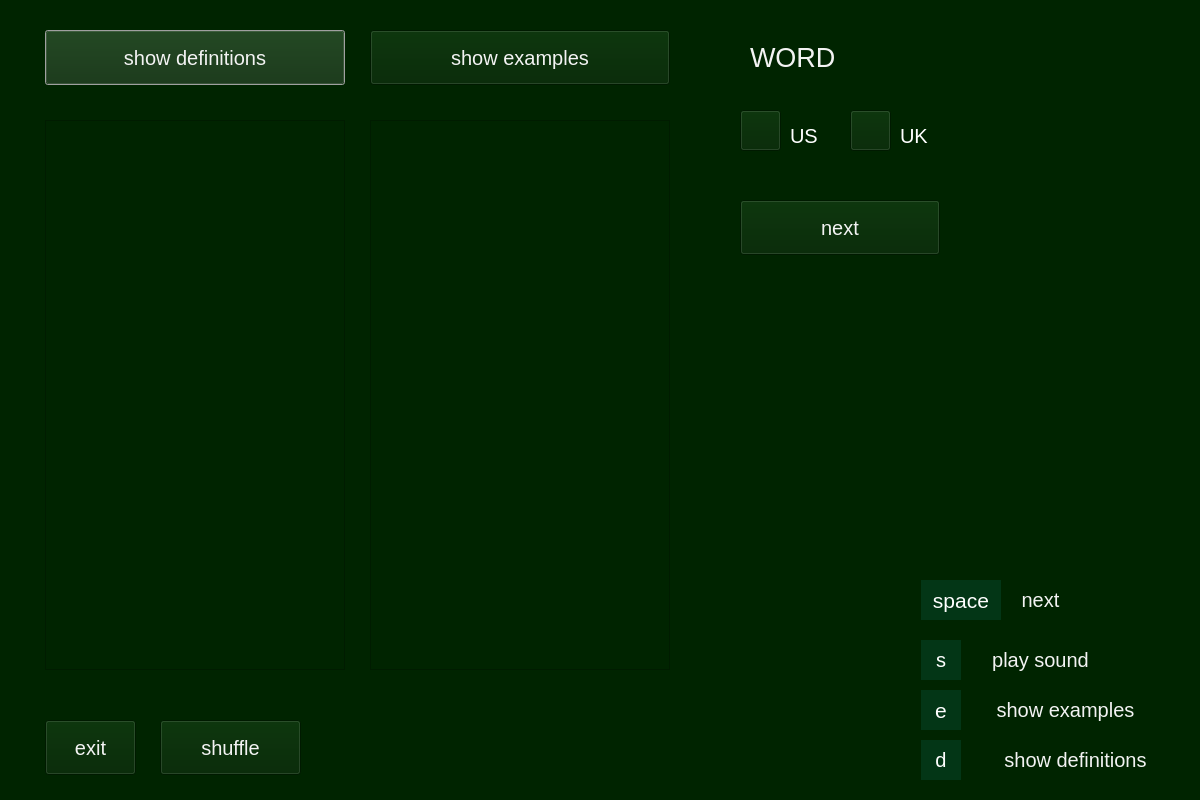
Qt form WindowsGraphics/RevisionModeWindow.ui (Skripkon/App-for-learning-English-LANGOD) before a commit.
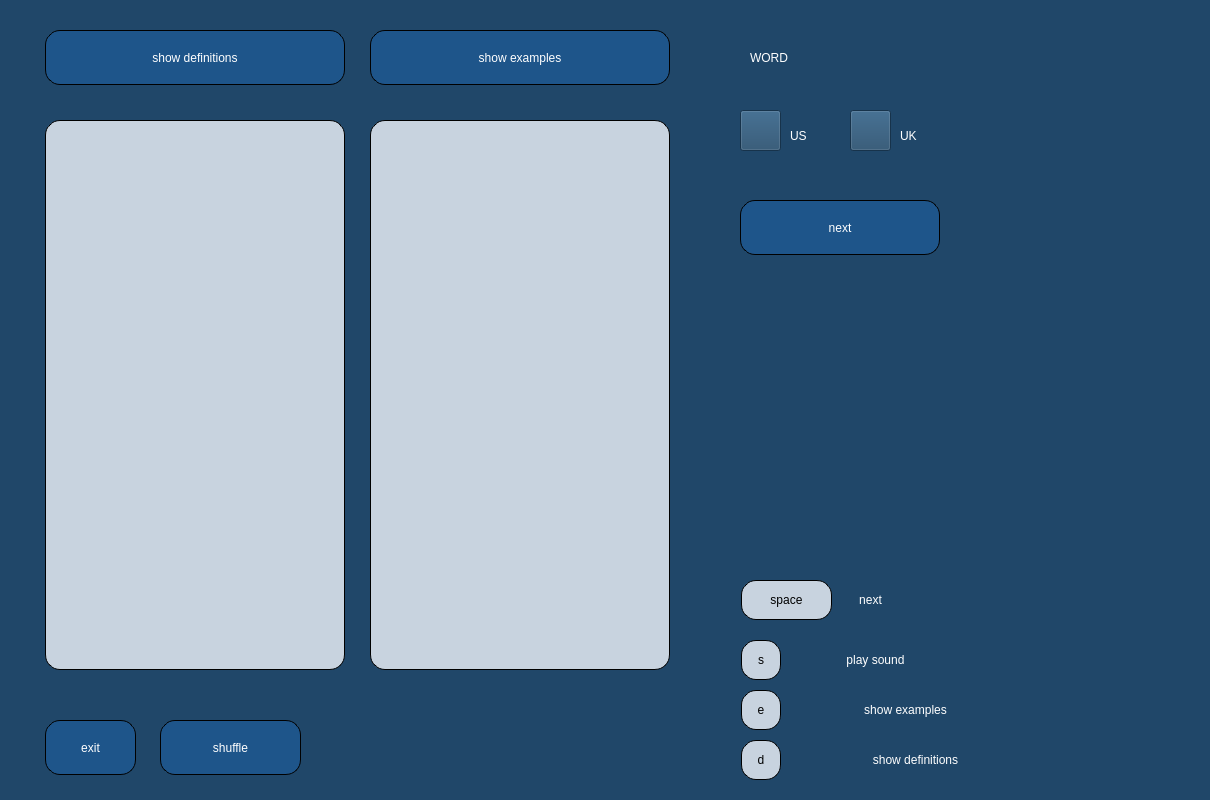
The same form after that commit. Icons and pictures are not drawn.

```diff
--- a/WindowsGraphics/RevisionModeWindow.ui
+++ b/WindowsGraphics/RevisionModeWindow.ui
@@ -6,7 +6,7 @@
    <rect>
     <x>0</x>
     <y>0</y>
-    <width>1200</width>
+    <width>1210</width>
     <height>800</height>
    </rect>
   </property>
@@ -14,7 +14,7 @@
    <string>Dialog</string>
   </property>
   <property name="styleSheet">
-   <string notr="true">background-color: rgb(0, 36, 0);
+   <string notr="true">background-color: rgb(32, 71, 105);
 border-color: rgb(255, 255, 255);</string>
   </property>
   <widget class="QPushButton" name="show_definitions_button">
@@ -27,11 +27,15 @@
     </rect>
    </property>
    <property name="styleSheet">
-    <string notr="true">color:rgb(255, 0, 255);
-font-size:15pt; 
-color:rgb(243, 243, 243);
+    <string notr="true">background-color:rgb(30, 85, 138);
+font: 19pt &quot;Yrsa&quot;;
+color:white;
 selection-background-color: rgb(255, 255, 255);
-</string>
+border-style: outset;
+border-width: 1px;
+border-radius: 15px;
+border-color: black;
+padding: 4px;</string>
    </property>
    <property name="text">
     <string>show definitions</string>
@@ -50,10 +54,8 @@
     <enum>Qt::LeftToRight</enum>
    </property>
    <property name="styleSheet">
-    <string notr="true">color:rgb(255, 0, 255);
-font-size:20pt; 
-color:rgb(243, 243, 243);
-</string>
+    <string notr="true">color: rgb(255, 255, 255);
+font: 25pt &quot;Yrsa&quot;;</string>
    </property>
    <property name="text">
     <string>WORD</string>
@@ -69,11 +71,15 @@
     </rect>
    </property>
    <property name="styleSheet">
-    <string notr="true">color:rgb(255, 0, 255);
-font-size:15pt; 
-color:rgb(243, 243, 243);
+    <string notr="true">background-color:rgb(30, 85, 138);
+font: 19pt &quot;Yrsa&quot;;
+color:white;
 selection-background-color: rgb(255, 255, 255);
-</string>
+border-style: outset;
+border-width: 1px;
+border-radius: 15px;
+border-color: black;
+padding: 4px;</string>
    </property>
    <property name="text">
     <string>show examples</string>
@@ -89,11 +95,16 @@
     </rect>
    </property>
    <property name="styleSheet">
-    <string notr="true">border-color: rgb(255, 255, 255);
-font-size:14pt; color:rgb(243, 243, 243);
+    <string notr="true">background-color:rgb(200, 211, 223);
+font: 17pt &quot;Yrsa&quot;;
+color:black;
 selection-background-color: rgb(255, 255, 255);
-selection-color: rgb(46, 194, 126);
-</string>
+border-style: outset;
+border-width: 1px;
+border-radius: 15px;
+border-color: black;
+padding: 4px;
+selection-color: rgb(101, 145, 232);</string>
    </property>
   </widget>
   <widget class="QTextEdit" name="examples_text">
@@ -106,11 +117,16 @@
     </rect>
    </property>
    <property name="styleSheet">
-    <string notr="true">border-color: rgb(255, 255, 255);
-font-size:14pt; color:rgb(243, 243, 243);
+    <string notr="true">background-color:rgb(200, 211, 223);
+font: 17pt &quot;Yrsa&quot;;
+color:black;
 selection-background-color: rgb(255, 255, 255);
-selection-color: rgb(46, 194, 126);
-</string>
+border-style: outset;
+border-width: 1px;
+border-radius: 15px;
+border-color: black;
+padding: 4px;
+selection-color: rgb(101, 145, 232);</string>
    </property>
   </widget>
   <widget class="QPushButton" name="shuffle_button">
@@ -123,11 +139,15 @@
     </rect>
    </property>
    <property name="styleSheet">
-    <string notr="true">color:rgb(255, 0, 255);
-font-size:15pt; 
-color:rgb(243, 243, 243);
+    <string notr="true">background-color:rgb(30, 85, 138);
+font: 19pt &quot;Yrsa&quot;;
+color:white;
 selection-background-color: rgb(255, 255, 255);
-</string>
+border-style: outset;
+border-width: 1px;
+border-radius: 15px;
+border-color: black;
+padding: 4px;</string>
    </property>
    <property name="text">
     <string>shuffle</string>
@@ -143,11 +163,15 @@
     </rect>
    </property>
    <property name="styleSheet">
-    <string notr="true">color:rgb(255, 0, 255);
-font-size:15pt; 
-color:rgb(243, 243, 243);
+    <string notr="true">background-color:rgb(30, 85, 138);
+font: 19pt &quot;Yrsa&quot;;
+color:white;
 selection-background-color: rgb(255, 255, 255);
-</string>
+border-style: outset;
+border-width: 1px;
+border-radius: 15px;
+border-color: black;
+padding: 4px;</string>
    </property>
    <property name="text">
     <string>next</string>
@@ -196,7 +220,7 @@
    </property>
    <property name="styleSheet">
     <string notr="true">color: rgb(255, 255, 255);
-font: 15pt;</string>
+font: 21pt &quot;Yrsa&quot;;</string>
    </property>
    <property name="text">
     <string>UK</string>
@@ -207,13 +231,13 @@
     <rect>
      <x>790</x>
      <y>120</y>
-     <width>31</width>
+     <width>41</width>
      <height>31</height>
     </rect>
    </property>
    <property name="styleSheet">
     <string notr="true">color: rgb(255, 255, 255);
-font: 15pt;</string>
+font: 21pt &quot;Yrsa&quot;;</string>
    </property>
    <property name="text">
     <string>US</string>
@@ -253,7 +277,7 @@
   <widget class="QLabel" name="button_e">
    <property name="geometry">
     <rect>
-     <x>921</x>
+     <x>741</x>
      <y>690</y>
      <width>40</width>
      <height>40</height>
@@ -263,9 +287,16 @@
     <enum>Qt::LeftToRight</enum>
    </property>
    <property name="styleSheet">
-    <string notr="true">color: rgb(255, 255, 255);
-background-color: rgb(3, 54, 22);
-font: 16pt;</string>
+    <string notr="true">background-color:rgb(200, 211, 223);
+font: 19pt &quot;Yrsa&quot;;
+color:black;
+selection-background-color: rgb(255, 255, 255);
+border-style: outset;
+border-width: 1px;
+border-radius: 15px;
+border-color: black;
+padding: 4px;
+selection-color: rgb(101, 145, 232);</string>
    </property>
    <property name="text">
     <string>e</string>
@@ -277,7 +308,7 @@
   <widget class="QLabel" name="button_d">
    <property name="geometry">
     <rect>
-     <x>921</x>
+     <x>741</x>
      <y>740</y>
      <width>40</width>
      <height>40</height>
@@ -287,9 +318,16 @@
     <enum>Qt::LeftToRight</enum>
    </property>
    <property name="styleSheet">
-    <string notr="true">color: rgb(255, 255, 255);
-background-color: rgb(3, 54, 22);
-font: 15pt;</string>
+    <string notr="true">background-color:rgb(200, 211, 223);
+font: 19pt &quot;Yrsa&quot;;
+color:black;
+selection-background-color: rgb(255, 255, 255);
+border-style: outset;
+border-width: 1px;
+border-radius: 15px;
+border-color: black;
+padding: 4px;
+selection-color: rgb(101, 145, 232);</string>
    </property>
    <property name="text">
     <string>d</string>
@@ -301,7 +339,7 @@
   <widget class="QLabel" name="button_s">
    <property name="geometry">
     <rect>
-     <x>921</x>
+     <x>741</x>
      <y>640</y>
      <width>40</width>
      <height>40</height>
@@ -311,9 +349,16 @@
     <enum>Qt::LeftToRight</enum>
    </property>
    <property name="styleSheet">
-    <string notr="true">color: rgb(255, 255, 255);
-background-color: rgb(3, 54, 22);
-font: 15pt;</string>
+    <string notr="true">background-color:rgb(200, 211, 223);
+font: 19pt &quot;Yrsa&quot;;
+color:black;
+selection-background-color: rgb(255, 255, 255);
+border-style: outset;
+border-width: 1px;
+border-radius: 15px;
+border-color: black;
+padding: 4px;
+selection-color: rgb(101, 145, 232);</string>
    </property>
    <property name="text">
     <string>s</string>
@@ -325,9 +370,9 @@
   <widget class="QLabel" name="button_enter">
    <property name="geometry">
     <rect>
-     <x>921</x>
+     <x>741</x>
      <y>580</y>
-     <width>80</width>
+     <width>91</width>
      <height>40</height>
     </rect>
    </property>
@@ -335,9 +380,16 @@
     <enum>Qt::LeftToRight</enum>
    </property>
    <property name="styleSheet">
-    <string notr="true">color: rgb(255, 255, 255);
-background-color: rgb(3, 54, 22);
-font: 16pt;</string>
+    <string notr="true">background-color:rgb(200, 211, 223);
+font: 19pt &quot;Yrsa&quot;;
+color:black;
+selection-background-color: rgb(255, 255, 255);
+border-style: outset;
+border-width: 1px;
+border-radius: 15px;
+border-color: black;
+padding: 4px;
+selection-color: rgb(101, 145, 232);</string>
    </property>
    <property name="text">
     <string>space</string>
@@ -349,17 +401,15 @@
   <widget class="QLabel" name="play_sound_line">
    <property name="geometry">
     <rect>
-     <x>980</x>
+     <x>800</x>
      <y>640</y>
-     <width>121</width>
+     <width>151</width>
      <height>40</height>
     </rect>
    </property>
    <property name="styleSheet">
-    <string notr="true">color:rgb(255, 0, 255);
-font-size:15pt; 
-color:rgb(243, 243, 243);
-</string>
+    <string notr="true">color: rgb(255, 255, 255);
+font: 21pt &quot;Yrsa&quot;;</string>
    </property>
    <property name="text">
     <string>play sound</string>
@@ -371,17 +421,15 @@
   <widget class="QLabel" name="show_examples_line">
    <property name="geometry">
     <rect>
-     <x>980</x>
+     <x>800</x>
      <y>690</y>
-     <width>171</width>
+     <width>211</width>
      <height>40</height>
     </rect>
    </property>
    <property name="styleSheet">
-    <string notr="true">color:rgb(255, 0, 255);
-font-size:15pt; 
-color:rgb(243, 243, 243);
-</string>
+    <string notr="true">color: rgb(255, 255, 255);
+font: 21pt &quot;Yrsa&quot;;</string>
    </property>
    <property name="text">
     <string>show examples</string>
@@ -393,17 +441,15 @@
   <widget class="QLabel" name="show_definitions_line">
    <property name="geometry">
     <rect>
-     <x>980</x>
+     <x>800</x>
      <y>740</y>
-     <width>191</width>
+     <width>231</width>
      <height>40</height>
     </rect>
    </property>
    <property name="styleSheet">
-    <string notr="true">color:rgb(255, 0, 255);
-font-size:15pt; 
-color:rgb(243, 243, 243);
-</string>
+    <string notr="true">color: rgb(255, 255, 255);
+font: 21pt &quot;Yrsa&quot;;</string>
    </property>
    <property name="text">
     <string>show definitions</string>
@@ -415,17 +461,15 @@
   <widget class="QLabel" name="next_line">
    <property name="geometry">
     <rect>
-     <x>1010</x>
+     <x>840</x>
      <y>580</y>
      <width>61</width>
      <height>40</height>
     </rect>
    </property>
    <property name="styleSheet">
-    <string notr="true">color:rgb(255, 0, 255);
-font-size:15pt; 
-color:rgb(243, 243, 243);
-</string>
+    <string notr="true">color: rgb(255, 255, 255);
+font: 21pt &quot;Yrsa&quot;;</string>
    </property>
    <property name="text">
     <string>next</string>
@@ -444,11 +488,15 @@
     </rect>
    </property>
    <property name="styleSheet">
-    <string notr="true">color:rgb(255, 0, 255);
-font-size:15pt; 
-color:rgb(243, 243, 243);
+    <string notr="true">background-color:rgb(30, 85, 138);
+font: 19pt &quot;Yrsa&quot;;
+color:white;
 selection-background-color: rgb(255, 255, 255);
-</string>
+border-style: outset;
+border-width: 1px;
+border-radius: 15px;
+border-color: black;
+padding: 4px;</string>
    </property>
    <property name="text">
     <string>exit</string>
```
